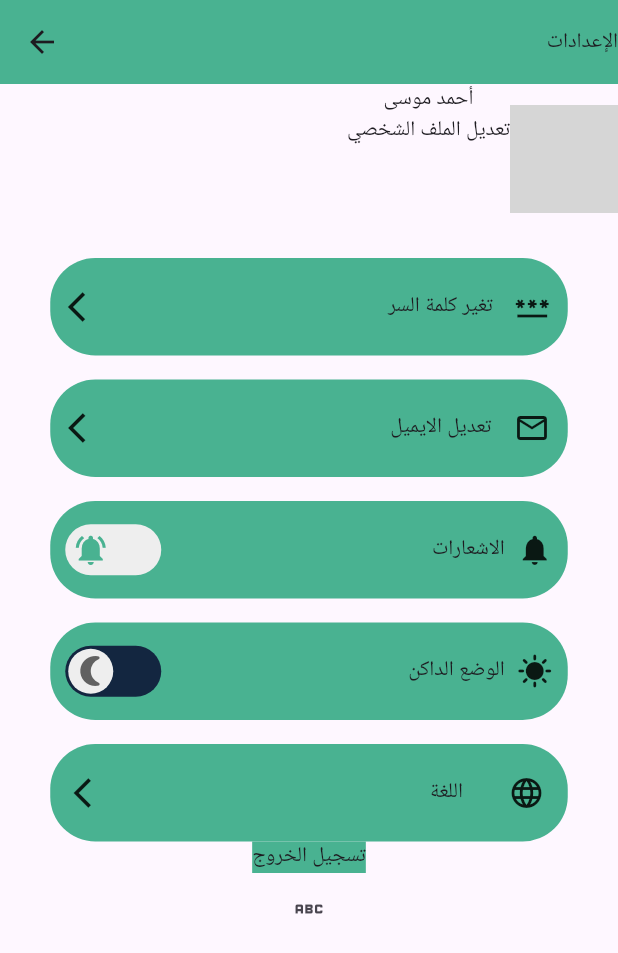
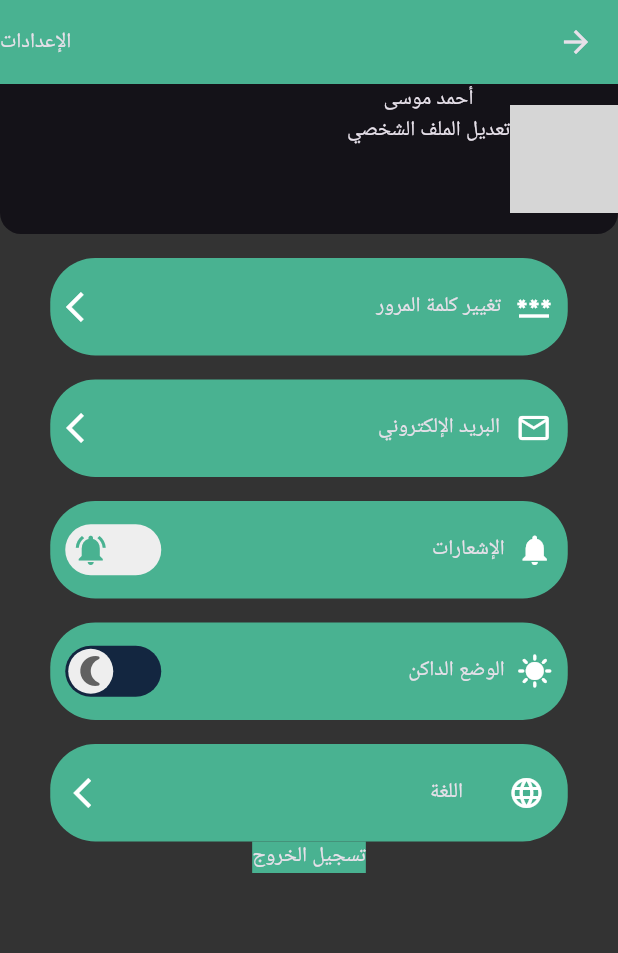
Before and after one commit to ashrafaliqhtan/Green-app, a Flutter app: the SettingsUser screen opened directly, after a tap on the "notifications off" icon, after a tap on the "wb sunny" icon, on a phone screen of 412 x 824 dp. Shown: the top 953 px of the screen. Run offline on Flutter 3.47's test engine with Material 3 defaults, Android fonts, the phone set to English and light mode, and no system bars; our stand-ins replace bloc, carousel_slider, flutter_animate, flutter_bloc, flutter_dotenv, flutter_localization and 7 more; accounts and stored records are empty; network calls fail; grey boxes are pictures that could not be loaded.

Commit message:
localizition v2.2

```diff
--- /dev/null
+++ b/lib/localistion/cubit/language_cubit.dart
@@ -0,0 +1,13 @@
+import 'package:flutter/material.dart';
+import 'package:flutter_bloc/flutter_bloc.dart';
+import 'package:flutter_localization/flutter_localization.dart';
+part 'language_state.dart';
+
+class LanguageCubit extends Cubit<LanguageState> {
+  LanguageCubit() : super(LanguageInitial());
+  final FlutterLocalization localization = FlutterLocalization.instance;
+  void changeLanguage(String language) {
+    localization.translate(language);
+    emit(LanguageChange());
+}
+}
--- /dev/null
+++ b/lib/localistion/cubit/language_state.dart
@@ -0,0 +1,7 @@
+part of 'language_cubit.dart';
+
+@immutable
+sealed class LanguageState {}
+
+final class LanguageInitial extends LanguageState {}
+final class LanguageChange extends LanguageState {}
--- /dev/null
+++ b/lib/localistion/localistion.dart
@@ -0,0 +1,121 @@
+  import 'package:translator/translator.dart';
+
+mixin AppLocale {
+  static const String title = 'title';
+  //sultan
+  static const String homePage = 'homePage';
+  static const String pointPage = 'pointPage'; //
+  static const String eventPage = 'eventPage';
+  static const String myEventPage = 'myEventPage';
+  static const String initiativesTitle = 'initiativesTitle';
+  static const String saudiGreenInitiatives = 'saudiGreenInitiatives';
+  static const String nextEvent = 'nextEvent';
+  static const String rewardsPage = 'rewardsPage'; //
+  static const String historyPoint = 'historyPoint';
+  static const String offers = 'offers';
+  static const String currentPoint = 'currentPoint';
+  static const String getPoint = 'getPoint';
+  static const String usedPoint = 'usedPoint';
+  static const String registerWithUs = 'registerWithUs';
+  static const String login = 'login';
+  static const String signup = 'signup';
+
+
+  //profile
+  static const String userName = 'jj';
+  static const String account = 'account';
+  static const String volunteerHours = 'volunteerHours';
+  static const String hours = 'hours';
+  static const String email = 'email';
+  static const String city = 'city';
+  static const String phoneNumber = 'kkk';
+  static const String saveButton = 'save';
+  static const String editTitle = 'edit';
+  static const String SettingsTitle = 'Settings';
+  static const String changePassword = 'changePassword';
+  static const String changeEmail = 'changeEmail';
+  static const String notification = 'notification';
+  static const String darkMode = 'darkMode';
+  static const String languageButton = 'language';
+  static const String logoutButton = 'logout';
+  static const String editProfile = 'editProfile';
+  static const String chooseLanguage = 'chooseLanguage';
+static const String listCity="listCity";
+
+  static const Map<String, dynamic> EN = {
+    chooseLanguage:"choose Language",
+    userName:"user name",
+    account: 'account',
+    volunteerHours: 'volunteer Hours',
+    hours: 'hours',
+    email: 'email',
+    city: 'city',
+    phoneNumber: 'phone Number',
+    saveButton: 'save',
+    editTitle: 'edit',
+    SettingsTitle: 'Settings',
+    changePassword: 'change Password',
+    changeEmail: 'change Email',
+    notification: 'notification',
+    darkMode: 'dark Mode',
+    languageButton: 'language',
+    logoutButton: 'logout',
+    editProfile: 'edit Profile',
+    listCity:[
+     "Eastern",
+     "Riyadh",
+     "Makkah",
+     "AL Madinah AL Munawwarah",
+     "Al-Qassim",
+     "Asir",
+     "Tabuk",
+     "Hail",
+     "Northern borders",
+     "Najran",
+     "Al Baha",
+     "Al-Jawf"
+   ]
+  };
+  static const Map<String, dynamic> AR = {
+    chooseLanguage: 'اختر اللغة',
+    userName:"اسم المستخدم",
+    account: 'حساب',
+    volunteerHours: 'ساعات التطوع',
+    hours: 'ساعات',
+    email: 'البريد الإلكتروني',
+    city: 'المدينة',
+    phoneNumber: 'رقم الهاتف',
+    saveButton: 'حفظ',
+    editTitle: 'تعديل',
+    SettingsTitle: 'الإعدادات',
+    changePassword: 'تغيير كلمة المرور',
+    changeEmail: 'تغيير البريد الإلكتروني',
+    notification: 'الإشعارات',
+    darkMode: 'الوضع الداكن',
+    languageButton: 'اللغة',
+    logoutButton: 'تسجيل الخروج',
+    editProfile: 'تعديل الملف الشخصي',
+    listCity:[
+    "الشرقية",
+    "الرياض",
+    "مكة المكرمة",
+    "المدينة المنورة",
+    "القصيم",
+    "عسير",
+    "تبوك",
+    "حائل",
+    "الحدود الشمالية",
+    "نجران",
+    "الباحة",
+    "الجوف"
+  ]
+  };
+  translatorFunction(String input) {
+  String statement="";
+  final translator = GoogleTranslator();
+  translator.translate(input, to: 'en').then((result) => statement=result.text);
+  return statement;
+  }
+
+
+}
--- a/lib/main.dart
+++ b/lib/main.dart
@@ -1,25 +1,81 @@
+
 import 'package:flutter/material.dart';
+import 'package:flutter_bloc/flutter_bloc.dart';
+import 'package:flutter_localization/flutter_localization.dart';
+import 'package:green_saudi_app/data_layer/data_layer.dart';
+import 'package:green_saudi_app/localistion/cubit/language_cubit.dart';
+import 'package:green_saudi_app/localistion/localistion.dart';
+import 'package:green_saudi_app/service/database_configuration.dart';
+import 'package:green_saudi_app/theme/bloc/theme_bloc.dart';
+import 'package:green_saudi_app/views/profile/view/settings_user.dart';
 
-import 'package:green_saudi_app/data_layer/data_layer.dart';
-import 'package:green_saudi_app/service/database_configuration.dart';
-
-import 'package:green_saudi_app/views/onboarding/view/onboarding_view.dart';
-
-void main() async {
+void main() async{
   WidgetsFlutterBinding.ensureInitialized();
   await databaseConfiguration();
   DataInjection().setUp();
-  runApp(const MainApp());
+  runApp(
+    const MainApp(),
+  );
 }
 
-class MainApp extends StatelessWidget {
+class MainApp extends StatefulWidget {
   const MainApp({super.key});
 
   @override
+  State<MainApp> createState() => _MainAppState();
+}
+
+class _MainAppState extends State<MainApp> {
+    final FlutterLocalization localization = FlutterLocalization.instance;
+  @override
+  void initState() {
+
+    localization.init(
+      mapLocales: [
+        const MapLocale('en', AppLocale.EN),
+        const MapLocale('ar', AppLocale.AR)
+      ],
+      initLanguageCode: 'ar',
+
+    );
+    localization.onTranslatedLanguage = _onTranslatedLanguage;
+    super.initState();
+  }
+
+// the setState function here is a must to add
+  void _onTranslatedLanguage(Locale? locale) {
+     setState(() {});
+  }
+  @override
   Widget build(BuildContext context) {
-    return const MaterialApp(
-      debugShowCheckedModeBanner: false,
-      home: OnboardingView(),
+    final FlutterLocalization localization = FlutterLocalization.instance;
+    return MultiBlocProvider(
+      providers: [
+        BlocProvider(
+          create: (context) => ThemeBloc()..add(GetThemeEvent()),
+        ),
+        BlocProvider(
+          create: (context) => LanguageCubit(),
+        ),
+      ],
+      child: BlocBuilder<ThemeBloc, ThemeState>(
+        builder: (context, state) {
+          return BlocBuilder<LanguageCubit, LanguageState>(
+              builder: (context, state) {
+                          final bloc = context.read<ThemeBloc>();
+
+                return MaterialApp(locale: localization.currentLocale,
+                  debugShowCheckedModeBanner: false,
+                              theme: bloc.themeInfo,
+
+                                supportedLocales: localization.supportedLocales,
+                    localizationsDelegates: localization.localizationsDelegates,
+                    home: SettingsUser(),
+                );
+              },
+            );
+        },
+      ),
     );
-  }
 }
+}
--- a/lib/views/Hours History/view/history_point_view.dart
+++ b/lib/views/Hours History/view/history_point_view.dart
@@ -15,7 +15,7 @@ class HoursHistoryView extends StatelessWidget {
         backgroundColor: white,
         leading: IconButton(
             onPressed: () {
-              context.push(view: const ProfileUser(), isPush: false);
+              context.push(view:  ProfileUser(), isPush: false);
             },
             icon: Icon(Icons.arrow_back, color: green,)),
         title: Text(
--- a/lib/views/profile/view/settings_user.dart
+++ b/lib/views/profile/view/settings_user.dart
@@ -1,9 +1,12 @@
 import 'package:flutter/material.dart';
 import 'package:flutter_bloc/flutter_bloc.dart';
+import 'package:flutter_localization/flutter_localization.dart';
 import 'package:green_saudi_app/extensions/screen_handler.dart';
-import 'package:green_saudi_app/theme/bloc/theme_bloc.dart';
+import 'package:green_saudi_app/localistion/cubit/language_cubit.dart';
+import 'package:green_saudi_app/localistion/localistion.dart';
 import 'package:green_saudi_app/utils/colors.dart';
 import 'package:green_saudi_app/utils/spacing.dart';
+import 'package:green_saudi_app/views/onboarding/view/onboarding_view.dart';
 import 'package:green_saudi_app/views/profile/view/edit_profile_user.dart';
 import 'package:green_saudi_app/views/profile/widget/settings_button.dart';
 import 'package:green_saudi_app/views/profile/widget/settings_switch.dart';
@@ -13,19 +16,16 @@ class SettingsUser extends StatelessWidget {
 
   @override
   Widget build(BuildContext context) {
-    final bloc = context.read<ThemeBloc>();
-
-    textDirectionToAxisDirection(TextDirection.rtl);
+    final cubit=context.read<LanguageCubit>();
     return Scaffold(
       backgroundColor: Theme.of(context).scaffoldBackgroundColor,
       appBar: AppBar(
-        actions: const [Text("الإعدادات")],
+        actions:  [Text(AppLocale.SettingsTitle.getString(context))],
         backgroundColor: green,
         automaticallyImplyLeading: true,
       ),
       body: Center(
         child: Column(
-          textDirection: TextDirection.rtl,
           children: [
             InkWell(
               onTap: () {
@@ -40,7 +40,6 @@ class SettingsUser extends StatelessWidget {
                         bottomLeft: Radius.circular(14),
                         bottomRight: Radius.circular(14))),
                 child: Row(
-                  textDirection: TextDirection.rtl,
                   children: [
                     SizedBox(
                       height: 72,
@@ -51,33 +50,43 @@ class SettingsUser extends StatelessWidget {
                             "https://image.movieglu.com/7772/GBR_007772h0.jpg"),
                       ),
                     ),
-                    const Column(
-                      children: [Text("أحمد موسى"), Text("تعديل الملف الشخصي")],
+                     Column(
+                      children: [Text("أحمد موسى"), Text(AppLocale.editProfile.getString(context))],
                     )
                   ],
                 ),
               ),
             ),
             height16,
-            const SettingsButton(title: "تغير كلمة السر", icons: Icons.password),
+             SettingsButton(title: AppLocale.changePassword.getString(context), icons: Icons.password,onTap: (){context.push(view: OnboardingView(), isPush: true);},),
             height16,
-            const SettingsButton(title: "تعديل الايميل", icons: Icons.email_outlined),
+             SettingsButton(title: AppLocale.email.getString(context), icons: Icons.email_outlined,onTap: (){}),
             height16,
-            SettingsSwitch(title: "الاشعارات", icon: Icons.notifications, isDarkMode: false,),
+            SettingsSwitch(title: AppLocale.notification.getString(context), icon: Icons.notifications, isDarkMode: false,),
             height16,
-            SettingsSwitch(title: "الوضع الداكن", icon: Icons.sunny, isDarkMode: true,),
+            SettingsSwitch(title: AppLocale.darkMode.getString(context), icon: Icons.sunny, isDarkMode: true,),
             height16,
-            const SettingsButton(title: "اللغة", icons: Icons.language),
+             SettingsButton(title: AppLocale.languageButton.getString(context), icons: Icons.language,onTap: (){showDialog<String>(
+        context: context,
+        builder: (BuildContext context) => AlertDialog(
+          title: const Text('AlertDialog Title'),
+          content: const Text('AlertDialog description'),
+          actions: <Widget>[
+            TextButton(
+              onPressed: () => cubit.changeLanguage("ar"),
+              child: const Text('العربية'),
+            ),
+            TextButton(
+              onPressed: () => cubit.changeLanguage("en"),
+              child: const Text('english'),
+            ),
+          ],
+        ),
+      );}),
             Container(
               color: green,
-              child: const Text("تسجيل الخروج"),
+              child:  Text(AppLocale.logoutButton.getString(context)),
             ),
-            IconButton(
-                onPressed: () {
-                  bloc.add(UpdateThemeEvent());
-                  bloc.add(GetThemeEvent());
-                },
-                icon: Icon(Icons.abc))
           ],
         ),
       ),
--- a/lib/views/profile/widget/settings_button.dart
+++ b/lib/views/profile/widget/settings_button.dart
@@ -3,21 +3,22 @@ import 'package:green_saudi_app/extensions/screen_handler.dart';
 import 'package:green_saudi_app/utils/colors.dart';
 import 'package:green_saudi_app/utils/spacing.dart';
 import 'package:green_saudi_app/views/bottom_nav_bar/view/bottom_nav_bar.dart';
+import 'dart:math' as math;
 
 class SettingsButton extends StatelessWidget {
-  const SettingsButton({
+   SettingsButton({
     super.key,
     required this.title,
     required this.icons,
+    required this.onTap
   });
   final String title;
   final IconData icons;
+  void Function()? onTap;
   @override
   Widget build(BuildContext context) {
     return InkWell(
-      onTap: () {
-        context.push(view:  BottomNavBar(), isPush: true);
-      },
+      onTap: onTap,
       child: Container(
         height: 65,
         width: 345,
@@ -28,14 +29,16 @@ class SettingsButton extends StatelessWidget {
           padding: const EdgeInsets.symmetric(horizontal: 10),
           child: Row(
             mainAxisAlignment: MainAxisAlignment.spaceAround,
-            textDirection: TextDirection.rtl,
             children: [
               Icon(icons),
               width8,
               Text(title),
               width150,
               width30,
-              const Icon(Icons.arrow_back_ios),
+               Transform.rotate(
+                angle: math.pi,
+                child: Icon(Icons.arrow_back_ios),
+              )
             ],
           ),
         ),
--- a/lib/views/profile/widget/settings_switch.dart
+++ b/lib/views/profile/widget/settings_switch.dart
@@ -39,7 +39,6 @@ class _SettingsSwitchState extends State<SettingsSwitch> {
         padding: const EdgeInsets.symmetric(horizontal: 10),
         child: Row(
           mainAxisAlignment: MainAxisAlignment.spaceAround,
-          textDirection: TextDirection.rtl,
           children: [
             Icon(widget.icon),
             const SizedBox(width: 8),
--- a/pubspec.yaml
+++ b/pubspec.yaml
@@ -23,6 +23,8 @@ dependencies:
 
 
   image_picker: ^1.0.8
+  flutter_localization: ^0.2.0
+  translator: ^1.0.0
 
 dev_dependencies:
   flutter_test:
```
Also changed, not shown: lib/views/profile/view/edit_profile_user.dart (+7 -13 lines), lib/views/profile/view/profile_user.dart (+15 -15 lines), pubspec.lock, 5 other files.
